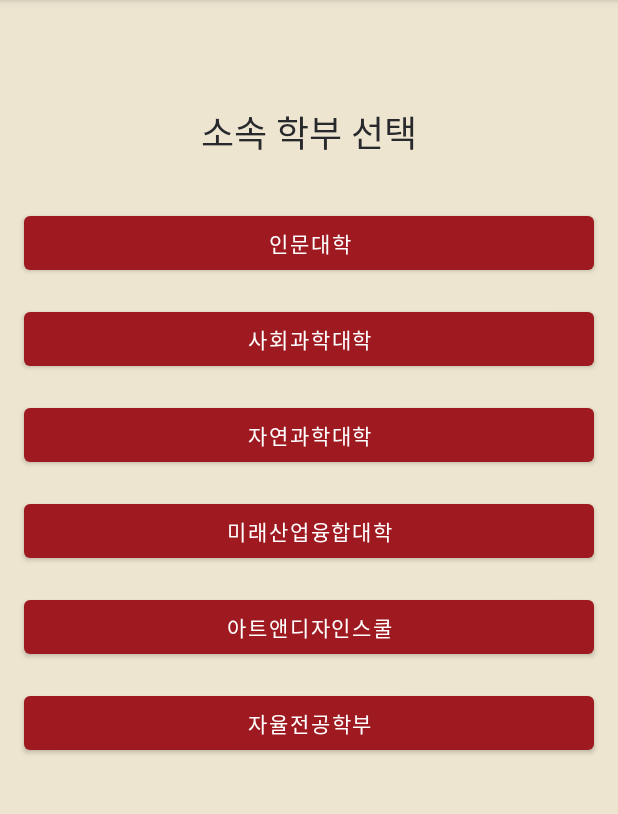
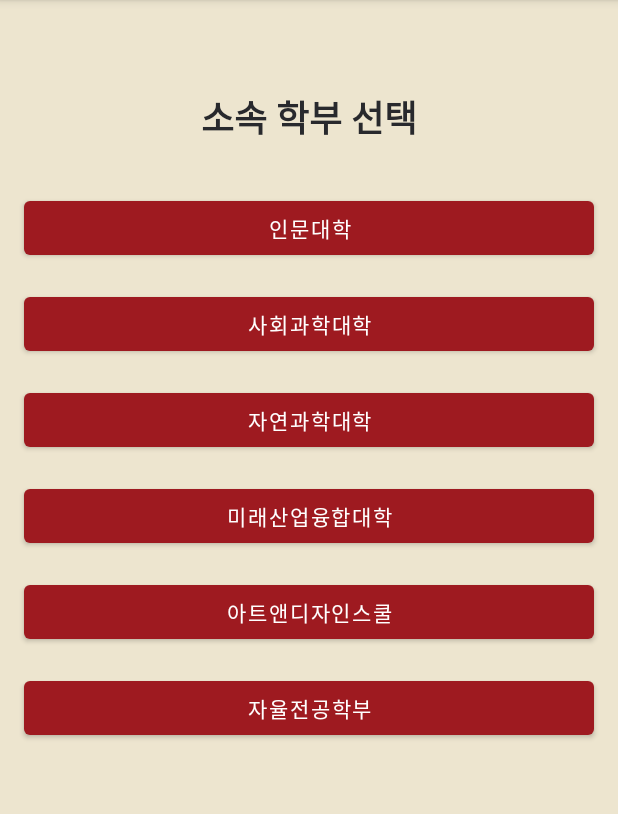
Before and after one commit to whitecastle20/Android16, an Android app: the ChooseCollege screen opened directly, with no data from a screen before it, on a phone screen of 412 x 824 dp, the part 84-898 px from its top. Run offline under Robolectric (Android 15) with nearby library versions, the phone set to English and light mode, and no system bars.

Commit message:
activity_choose_college.xml

```diff
--- a/app/src/main/res/layout/activity_choose_college.xml
+++ b/app/src/main/res/layout/activity_choose_college.xml
@@ -24,10 +24,11 @@
         android:id="@+id/textView"
         android:layout_width="wrap_content"
         android:layout_height="wrap_content"
-        android:layout_marginTop="70dp"
+        android:layout_marginTop="60dp"
         android:text="소속 학부 선택"
         android:textColor="@color/Active_Text"
         android:textSize="24sp"
+        android:textStyle="bold"
         app:layout_constraintEnd_toEndOf="parent"
         app:layout_constraintStart_toStartOf="parent"
         app:layout_constraintTop_toTopOf="parent" />
```
